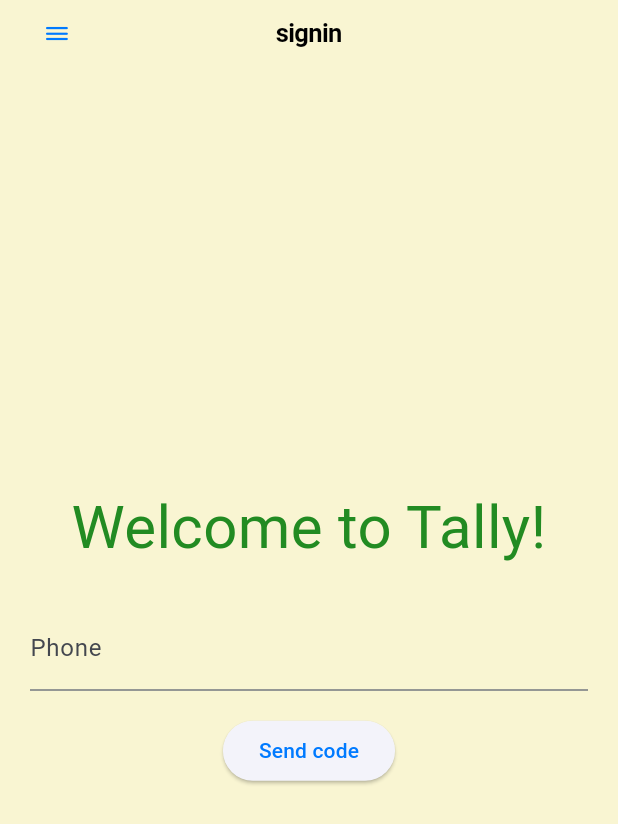
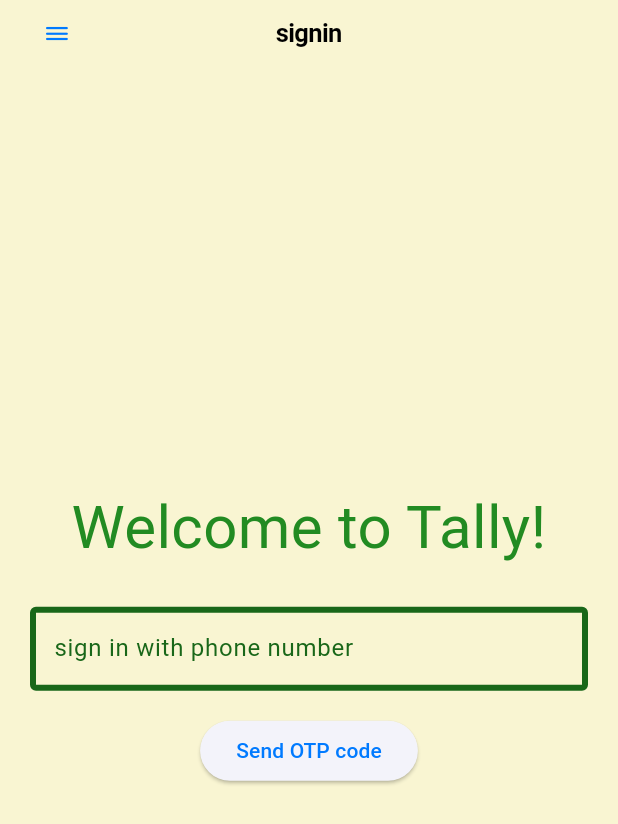
Before and after one commit to JoelSmith123/household_expenses_splitter, a Flutter app: the screen it shows after launch, on a phone screen of 412 x 824 dp. Shown: the top 824 px of the screen. Run offline on Flutter 3.47's test engine with Material 3 defaults, Android fonts, the phone set to English and light mode, and no system bars; our stand-ins replace google_fonts, supabase_flutter; missing offline and left inert: supabase_auth_ui; accounts and stored records are empty; Roboto replaces fonts that are missing (Modak).

Commit message:
Add styling to phone input

```diff
--- a/lib/phone_otp_page.dart
+++ b/lib/phone_otp_page.dart
@@ -13,7 +13,27 @@ class PhoneOtpPage extends StatefulWidget {
 class _PhoneOtpPageState extends State<PhoneOtpPage> {
   final _phoneCtrl = TextEditingController();
   final _otpCtrl = TextEditingController();
+  late final FocusNode _otpFocus;
   bool _codeSent = false;
+
+  @override
+  void initState() {
+    super.initState();
+    _otpFocus = FocusNode()
+      ..addListener(() {
+        if (!_otpFocus.hasFocus) {
+          FocusManager.instance.primaryFocus?.unfocus(); // dismiss keyboard
+        }
+      });
+  }
+
+  @override
+  void dispose() {
+    _otpFocus.dispose();
+    _phoneCtrl.dispose();
+    _otpCtrl.dispose();
+    super.dispose();
+  }
 
   Future<void> _sendOtp() async {
     await supabase.auth.signInWithOtp(
@@ -39,17 +59,40 @@ class _PhoneOtpPageState extends State<PhoneOtpPage> {
       children: [
         TextField(
           controller: _phoneCtrl,
-          decoration: const InputDecoration(labelText: 'Phone'),
+          keyboardType: TextInputType.number,
+          onTapOutside: (_) => FocusScope.of(context).unfocus(),
+          decoration: const InputDecoration(
+            labelText: 'sign in with phone number',
+            labelStyle: const TextStyle(color: Color(0xFF196719)),
+            enabledBorder: OutlineInputBorder(
+              borderSide: const BorderSide(color: Color(0xFF196719), width: 4),
+            ),
+            focusedBorder: OutlineInputBorder(
+              borderSide: const BorderSide(color: Colors.cyanAccent, width: 2),
+            ),
+          ),
         ),
         if (_codeSent)
           TextField(
             controller: _otpCtrl,
-            decoration: const InputDecoration(labelText: 'OTP code'),
+            keyboardType: TextInputType.number,
+            onTapOutside: (_) => FocusScope.of(context).unfocus(),
+            decoration: const InputDecoration(
+              labelText: 'OTP code',
+              labelStyle: const TextStyle(color: Color(0xFF228b22)),
+              enabledBorder: OutlineInputBorder(
+                borderSide: const BorderSide(color: Color(0xFF228b22)),
+              ),
+              focusedBorder: OutlineInputBorder(
+                borderSide:
+                    const BorderSide(color: Colors.cyanAccent, width: 2),
+              ),
+            ),
           ),
         const SizedBox(height: 16),
         ElevatedButton(
           onPressed: _codeSent ? _verifyOtp : _sendOtp,
-          child: Text(_codeSent ? 'Verify code' : 'Send code'),
+          child: Text(_codeSent ? 'Verify code' : 'Send OTP code'),
         ),
       ],
     );
```
